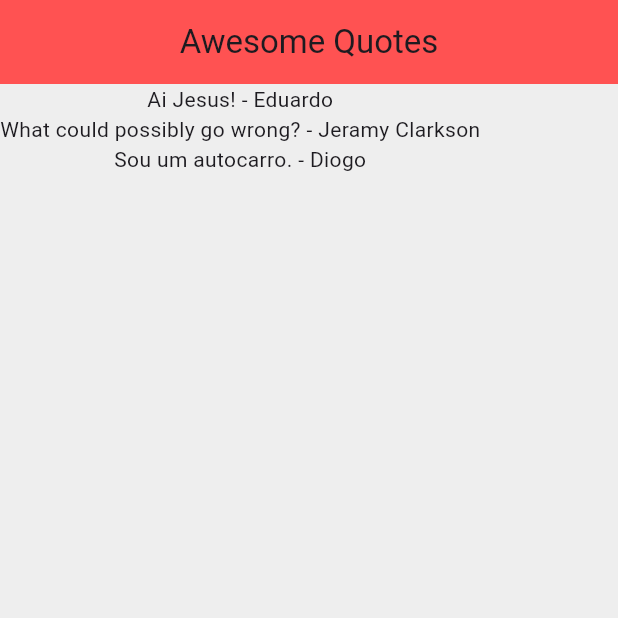
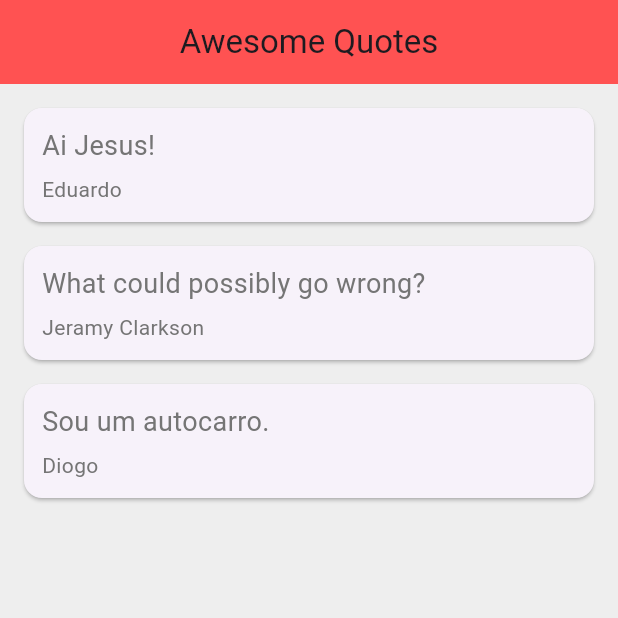
Before and after one commit to boxedition/flutter_ninja_quotes, a Flutter app: the screen it shows after launch, on a phone screen of 412 x 824 dp, the top half of it. Run offline on Flutter 3.47's test engine with Material 3 defaults, Android fonts, the phone set to English and light mode, and no system bars.

Commit message:
Introduction to Card

```diff
--- a/lib/main.dart
+++ b/lib/main.dart
@@ -21,7 +21,36 @@
     Quote(text: "Sou um autocarro.", author: "Diogo"),
   ];
 
-
+  Widget quoteTemplate(Quote quote) {
+    return Card(
+      margin: EdgeInsets.fromLTRB(16, 16, 16, 0),
+      child: Padding(
+        padding: const EdgeInsets.all(12.0),
+        child: Column(
+          crossAxisAlignment: CrossAxisAlignment.stretch,
+          children: [
+            Text(
+              quote.text,
+              style: TextStyle(
+                fontSize: 18,
+                color: Colors.grey[600],
+              ),
+            ),
+            SizedBox(
+              height: 6,
+            ),
+            Text(
+              quote.author,
+              style: TextStyle(
+                fontSize: 14,
+                color: Colors.grey[600],
+              ),
+            )
+          ],
+        ),
+      ),
+    );
+  }
 
   @override
   Widget build(BuildContext context) {
@@ -33,8 +62,7 @@
         backgroundColor: Colors.redAccent,
       ),
       body: Column(
-        children: quotes.map((quote) => Text('${quote.text} - ${quote.author}')).toList(),
-      ),
+          children: quotes.map((quote) => quoteTemplate(quote)).toList()),
     );
   }
 }
```
